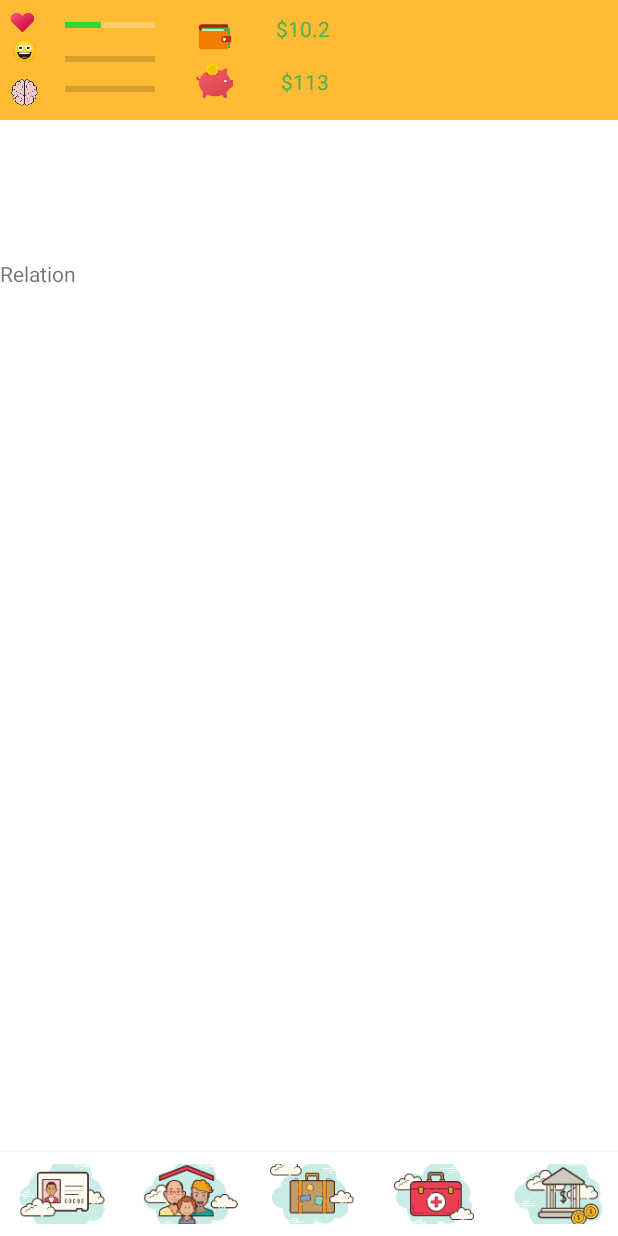
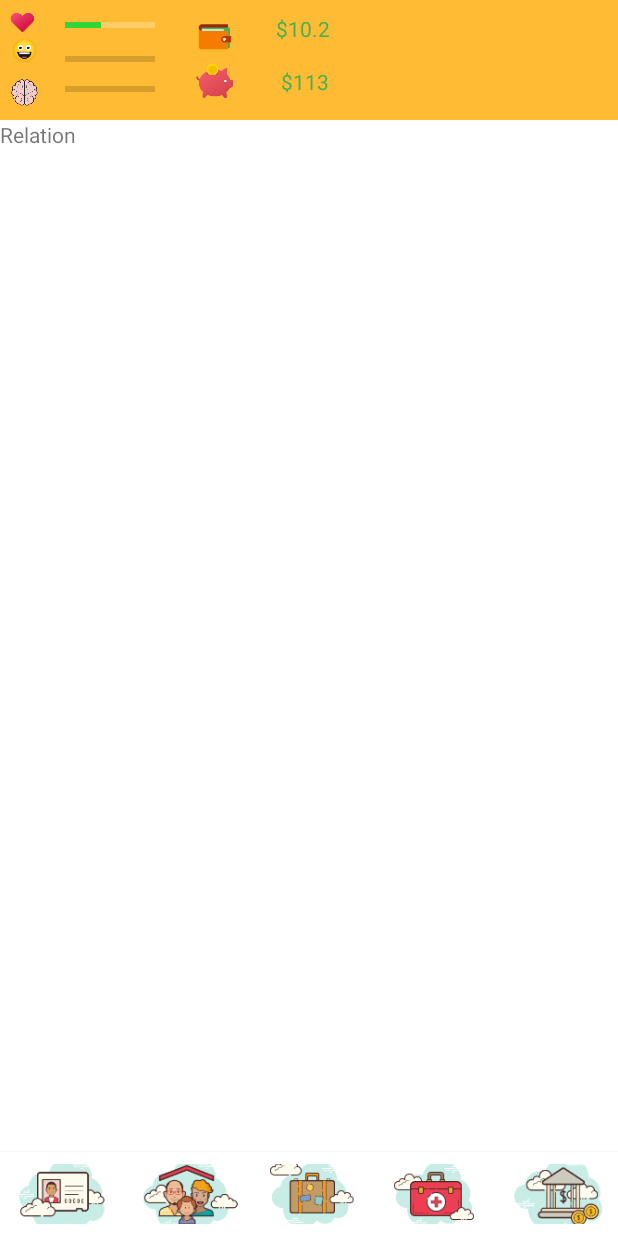
Before and after one commit to chaultm29/LifeSimulator, an Android app: the screen it shows after launch (MainActivity), item 2 of the bottom bar chosen, on a phone screen of 412 x 824 dp. Run offline under Robolectric (Android 15) with nearby library versions, the phone set to English and light mode, and no system bars.

Commit message:
edit fragment_container

```diff
--- a/LifeSimulator/app/src/main/res/layout/activity_main.xml
+++ b/LifeSimulator/app/src/main/res/layout/activity_main.xml
@@ -5,13 +5,18 @@
     android:layout_width="match_parent"
     android:layout_height="match_parent"
     tools:context=".MainActivity">
-    <include layout="@layout/toolbar"/>
+
+    <include
+        android:id="@+id/toolbar"
+        layout="@layout/toolbar" />
 
     <FrameLayout
         android:id="@+id/fragment_container"
         android:layout_width="match_parent"
-        android:layout_height="595dp"
-        android:layout_above="@id/bar" />
+        android:layout_height="500dp"
+        android:layout_above="@id/bar"
+        android:layout_below="@+id/toolbar"
+        android:layout_marginTop="0dp" />
 
 
     <com.google.android.material.appbar.AppBarLayout
```
